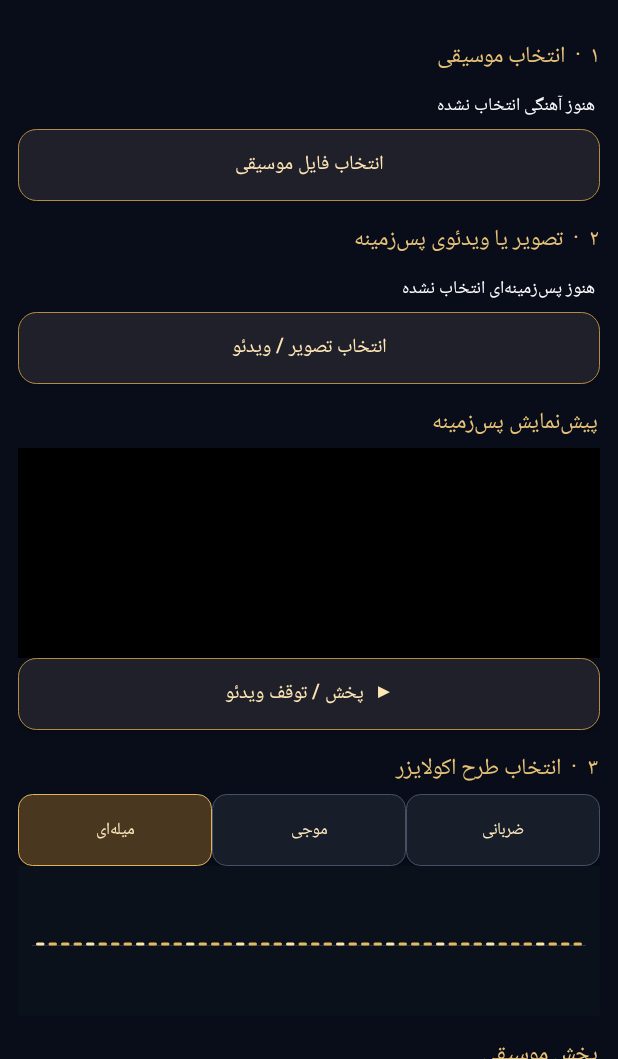
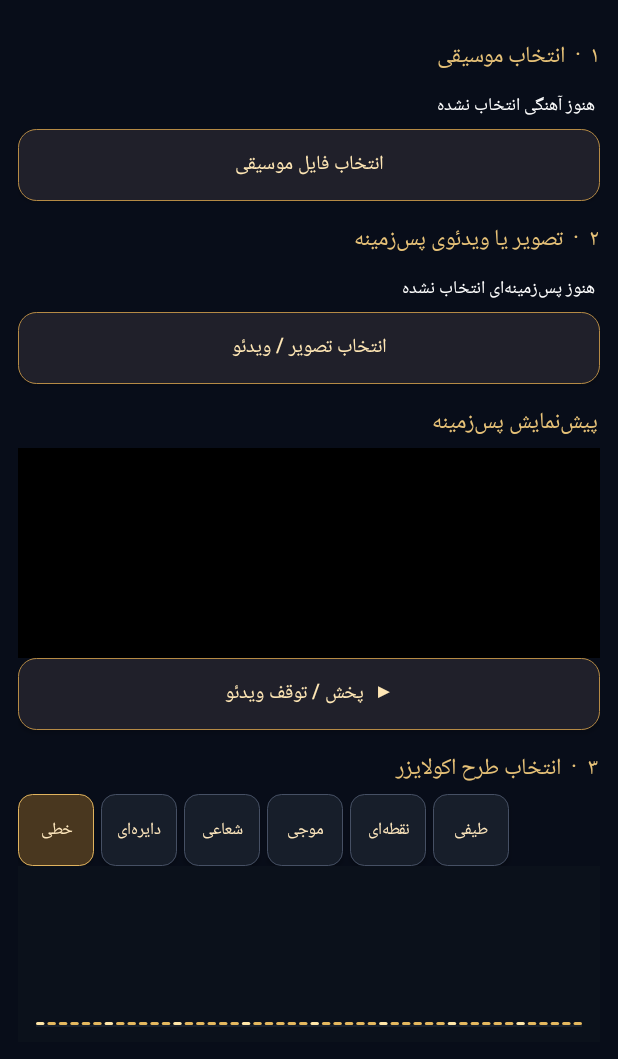
Before and after one commit to aydin343789-design/IranMusicStudio, an Android app: the screen it shows after launch (MainActivity), on a phone screen of 412 x 824 dp, the part 177-1236 px from its top. Run offline under Robolectric (Android 15) with nearby library versions, the phone set to English and light mode, and no system bars.

Commit message:
Add six refined live equalizer styles including circular and radial

```diff
--- a/app/src/main/java/com/iranmusicstudio/MainActivity.kt
+++ b/app/src/main/java/com/iranmusicstudio/MainActivity.kt
@@ -16,6 +16,7 @@ import android.view.Gravity
 import android.view.View
 import android.widget.Button
 import android.widget.ImageView
+import android.widget.HorizontalScrollView
 import android.widget.LinearLayout
 import android.widget.ScrollView
 import android.widget.TextView
@@ -166,13 +167,18 @@ class MainActivity : ComponentActivity() {
         }, matchWrap())
 
         page.addView(sectionTitle("۳  ·  انتخاب طرح اکولایزر"), matchWrap())
-        val styles = LinearLayout(this).apply { orientation = LinearLayout.HORIZONTAL }
-        styles.addView(styleButton("میله‌ای", 0), LinearLayout.LayoutParams(0, -2, 1f))
-        styles.addView(styleButton("موجی", 1), LinearLayout.LayoutParams(0, -2, 1f))
-        styles.addView(styleButton("ضربانی", 2), LinearLayout.LayoutParams(0, -2, 1f))
-        page.addView(styles, matchWrap())
+        val styles = LinearLayout(this).apply {
+            orientation = LinearLayout.HORIZONTAL
+            listOf("خطی", "دایره‌ای", "شعاعی", "موجی", "نقطه‌ای", "طیفی").forEachIndexed { index, label ->
+                addView(styleButton(label, index), LinearLayout.LayoutParams(76, -2).apply { marginEnd = 7 })
+            }
+        }
+        page.addView(HorizontalScrollView(this).apply {
+            isHorizontalScrollBarEnabled = false
+            addView(styles)
+        }, matchWrap())
         spectrum = SpectrumView(this)
-        page.addView(spectrum, LinearLayout.LayoutParams(-1, 150))
+        page.addView(spectrum, LinearLayout.LayoutParams(-1, 176))
 
         page.addView(sectionTitle("پخش موسیقی"), matchWrap())
         page.addView(PlayerView(this).apply {
@@ -186,7 +192,7 @@ class MainActivity : ComponentActivity() {
         status = info("برای شروع، موسیقی و پس‌زمینه را انتخاب کن.")
         page.addView(status, matchWrap())
         page.addView(TextView(this).apply {
-            text = "فایل نهایی در پوشه Movies/PahlaviStudio ذخیره می‌شود. اکولایزر این نسخه در پیش‌نمایش زنده فعال است؛ رندر اکولایزر داخل MP4 را در مرحلهٔ بعد به موتور خروجی اضافه می‌کنیم."
+            text = "فایل نهایی در پوشه Movies/PahlaviStudio ذخیره می‌شود. شش طرح اکولایزر زنده در پیش‌نمایش قابل انتخاب‌اند؛ لایه‌گذاری اکولایزر روی MP4 هنوز در حال پیاده‌سازی است."
             textSize = 11f
             setTextColor(android.graphics.Color.rgb(165, 174, 190))
             setPadding(4, 14, 4, 4)
@@ -404,28 +410,24 @@ class MainActivity : ComponentActivity() {
 
 class SpectrumView(context: android.content.Context) : View(context) {
     private val paint = Paint(Paint.ANTI_ALIAS_FLAG)
-    private var levels = FloatArray(44) { 0.025f }
+    private var levels = FloatArray(48) { 0.025f }
     private var style = 0
-
-    fun setStyle(value: Int) { style = value; invalidate() }
+    fun setStyle(value: Int) { style = value.coerceIn(0, 5); invalidate() }
 
     fun updateFft(fft: ByteArray) {
         val targets = FloatArray(levels.size)
         val maxBin = (fft.size / 2 - 1).coerceAtLeast(2)
         for (i in targets.indices) {
-            val low = (kotlin.math.exp(kotlin.math.ln(2.0) +
-                (i.toDouble() / targets.size) * kotlin.math.ln(maxBin.toDouble() / 2.0))).toInt().coerceIn(1, maxBin)
-            val high = (kotlin.math.exp(kotlin.math.ln(2.0) +
-                ((i + 1).toDouble() / targets.size) * kotlin.math.ln(maxBin.toDouble() / 2.0))).toInt()
-                .coerceIn(low + 1, maxBin + 1)
+            val low = (kotlin.math.exp(kotlin.math.ln(2.0) + (i.toDouble() / targets.size) *
+                kotlin.math.ln(maxBin.toDouble() / 2.0))).toInt().coerceIn(1, maxBin)
+            val high = (kotlin.math.exp(kotlin.math.ln(2.0) + ((i + 1).toDouble() / targets.size) *
+                kotlin.math.ln(maxBin.toDouble() / 2.0))).toInt().coerceIn(low + 1, maxBin + 1)
             var peak = 0.0
             for (bin in low until high) {
                 val index = bin * 2
                 if (index + 1 < fft.size) {
-                    val re = fft[index].toInt()
-                    val im = fft[index + 1].toInt()
-                    val magnitude = kotlin.math.sqrt((re * re + im * im).toDouble())
-                    if (magnitude > peak) peak = magnitude
+                    val re = fft[index].toInt(); val im = fft[index + 1].toInt()
+                    peak = maxOf(peak, kotlin.math.sqrt((re * re + im * im).toDouble()))
                 }
             }
             targets[i] = ((kotlin.math.ln(1.0 + peak) / kotlin.math.ln(129.0)) * 0.96 + 0.025)
@@ -433,7 +435,7 @@ class SpectrumView(context: android.content.Context) : View(context) {
         }
         post {
             for (i in levels.indices) {
-                val factor = if (targets[i] > levels[i]) 0.42f else 0.16f
+                val factor = if (targets[i] > levels[i]) 0.34f else 0.12f
                 levels[i] += (targets[i] - levels[i]) * factor
             }
             invalidate()
@@ -443,51 +445,72 @@ class SpectrumView(context: android.content.Context) : View(context) {
     override fun onDraw(canvas: Canvas) {
         super.onDraw(canvas)
         canvas.drawColor(0xFF0B111B.toInt())
-        val gold = 0xFFE4B85F.toInt()
-        val paleGold = 0xFFFFE6A8.toInt()
-        val centerY = height * 0.53f
-        paint.color = 0xFF293241.toInt()
-        paint.strokeWidth = 1f
-        canvas.drawLine(14f, centerY, width - 14f, centerY, paint)
-
-        val count = levels.size
-        val gap = 4f
-        val barWidth = ((width - 36f - gap * (count - 1)) / count).coerceAtLeast(1f)
-        val maxHeight = height * 0.72f
-
-        if (style == 1) {
-            val path = android.graphics.Path()
-            for (i in levels.indices) {
-                val x = 18f + i * (barWidth + gap) + barWidth / 2f
-                val y = centerY - levels[i] * maxHeight * 0.48f
-                if (i == 0) path.moveTo(x, y) else path.lineTo(x, y)
+        val gold = 0xFFE4B85F.toInt(); val pale = 0xFFFFE6A8.toInt()
+        val cx = width / 2f; val cy = height / 2f
+        val side = minOf(width, height).toFloat()
+        paint.style = Paint.Style.STROKE; paint.strokeWidth = 1f; paint.color = 0xFF293241.toInt()
+        canvas.drawLine(18f, height - 16f, width - 18f, height - 16f, paint)
+        paint.style = Paint.Style.FILL
+        when (style) {
+            0, 5 -> {
+                val gap = if (style == 0) 3f else 2f
+                val bw = ((width - 36f - gap * (levels.size - 1)) / levels.size).coerceAtLeast(1f)
+                val base = height - 17f
+                levels.forEachIndexed { i, v ->
+                    val h = (v * height * if (style == 0) 0.70f else 0.82f).coerceAtLeast(2.5f)
+                    val x = 18f + i * (bw + gap)
+                    paint.color = if (i % 6 == 0) pale else gold
+                    canvas.drawRoundRect(x, base - h, x + bw, base, bw / 2, bw / 2, paint)
+                }
             }
-            paint.style = Paint.Style.STROKE
-            paint.strokeWidth = 2.4f
-            paint.strokeCap = Paint.Cap.ROUND
-            paint.color = paleGold
-            canvas.drawPath(path, paint)
-            paint.style = Paint.Style.FILL
-            for (i in levels.indices step 4) {
-                val x = 18f + i * (barWidth + gap) + barWidth / 2f
-                val y = centerY - levels[i] * maxHeight * 0.48f
-                paint.color = gold
-                canvas.drawCircle(x, y, 2.2f, paint)
+            1, 2 -> {
+                val radius = if (style == 1) side * 0.25f else side * 0.10f
+                paint.style = Paint.Style.STROKE; paint.strokeCap = Paint.Cap.ROUND
+                paint.strokeWidth = if (style == 1) 3f else 3.4f
+                if (style == 1) {
+                    paint.strokeWidth = 1.2f; paint.color = 0x665C4A2D
+                    canvas.drawCircle(cx, cy, radius, paint)
+                }
+                levels.forEachIndexed { i, v ->
+                    val angle = Math.toRadians(i * 360.0 / levels.size - 90.0)
+                    val inner = radius + if (style == 1) 5f else 8f
+                    val outer = inner + (if (style == 1) 5f else 8f) + v * side * if (style == 1) 0.16f else 0.29f
+                    paint.color = if (i % 4 == 0) pale else gold
+                    canvas.drawLine(cx + kotlin.math.cos(angle).toFloat() * inner,
+                        cy + kotlin.math.sin(angle).toFloat() * inner,
+                        cx + kotlin.math.cos(angle).toFloat() * outer,
+                        cy + kotlin.math.sin(angle).toFloat() * outer, paint)
+                }
+                paint.style = Paint.Style.FILL
+                if (style == 1) { paint.color = pale; canvas.drawCircle(cx, cy, 2.5f, paint) }
             }
-            return
-        }
-
-        levels.forEachIndexed { i, level ->
-            val x = 18f + i * (barWidth + gap)
-            val h = (level * maxHeight).coerceAtLeast(3f)
-            paint.color = if (i % 4 == 0) paleGold else gold
-            if (style == 0) {
-                canvas.drawRoundRect(x, centerY - h, x + barWidth, centerY, barWidth / 2, barWidth / 2, paint)
-            } else {
-                val radius = (barWidth * 0.46f).coerceAtLeast(1.2f)
-                canvas.drawCircle(x + barWidth / 2, centerY - h * 0.58f, radius, paint)
-                canvas.drawCircle(x + barWidth / 2, centerY + h * 0.58f, radius, paint)
+            3 -> {
+                val path = android.graphics.Path()
+                levels.forEachIndexed { i, v ->
+                    val x = 18f + i * (width - 36f) / (levels.size - 1)
+                    val y = cy - (v - 0.08f) * height * 0.65f
+                    if (i == 0) path.moveTo(x, y) else path.lineTo(x, y)
+                }
+                paint.style = Paint.Style.STROKE; paint.strokeWidth = 2.2f
+                paint.strokeCap = Paint.Cap.ROUND; paint.strokeJoin = Paint.Join.ROUND
+                paint.color = 0x44E4B85F; paint.strokeWidth = 7f; canvas.drawPath(path, paint)
+                paint.color = pale; paint.strokeWidth = 2.2f; canvas.drawPath(path, paint)
+            }
+            4 -> {
+                val cols = 24; val step = (width - 40f) / cols
+                for (i in 0 until cols) {
+                    val v = levels[i * levels.size / cols]
+                    val x = 20f + i * step + step / 2f
+                    val rows = (v * 9f).toInt().coerceIn(1, 9)
+                    for (j in 0 until rows) {
+                        val y = cy - (j + 1) * 7f / 1.6f
+                        paint.color = if (j == rows - 1) pale else gold
+                        canvas.drawCircle(x, y, 2.1f, paint)
+                        canvas.drawCircle(x, height - y, 2.1f, paint)
+                    }
+                }
             }
         }
+        paint.style = Paint.Style.FILL; paint.strokeCap = Paint.Cap.BUTT
     }
 }
```
